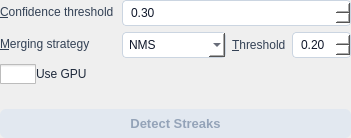
The window that src/startrails/ui/step_detect_streaks.ui (gkyle/startrails) describes before a commit, drawn with Qt 5.
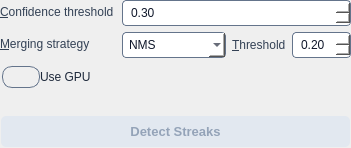
The same window after the commit. Icons and pictures are not drawn.

```diff
--- a/src/startrails/ui/step_detect_streaks.ui
+++ b/src/startrails/ui/step_detect_streaks.ui
@@ -9,7 +9,7 @@
 }
 QDoubleSpinBox, QSpinBox, QComboBox, QLineEdit {
     background-color: #ffffff;
-    border: 1px solid #cbd5e1;
+    border: 1px solid #64748b;
     border-radius: 4px;
     padding: 4px 6px;
     font-size: 12px;
@@ -22,19 +22,20 @@
     font-size: 12px;
     color: #1e293b;
     spacing: 6px;
+    border: 2px solid transparent;
 }
 QLabel#error {
     font-size: 11px;
-    color: #ef4444;
+    color: #b91c1c;
 }
 QPushButton#run {
     font-weight: bold;
-    background-color: #0284c7;
+    background-color: #0369a1;
     color: #ffffff;
     padding: 7px 12px;
     border-radius: 6px;
     font-size: 13px;
-    border: none;
+    border: 2px solid transparent;
 }
 QPushButton#run:hover {
     background-color: #0369a1;
@@ -42,7 +43,11 @@
 QPushButton#run:disabled {
     background-color: #e2e8f0;
     color: #94a3b8;
-}</string>
+}
+QCheckBox:focus:enabled { border-color: #0f172a; }
+QPushButton#run:focus:enabled { border-color: #ffffff; }
+QDoubleSpinBox::up-arrow, QSpinBox::up-arrow { image: url(:/startrails/ui/arrow_up.svg); width: 10px; height: 6px; }
+QDoubleSpinBox::down-arrow, QSpinBox::down-arrow { image: url(:/startrails/ui/arrow_down.svg); width: 10px; height: 6px; }</string>
   </property>
   <layout class="QVBoxLayout" name="layout">
    <property name="spacing">
@@ -162,8 +167,10 @@
       <string>Use GPU</string>
      </property>
      <property name="styleSheet">
-      <string notr="true">QCheckBox#useGPU { spacing: 0px; }
-    QCheckBox#useGPU::indicator { width: 36px; height: 20px; }
+      <string notr="true">QCheckBox#useGPU { spacing: 0px;
+    border: 2px solid transparent;
+}
+    QCheckBox#useGPU::indicator { width: 36px; height: 20px;  border: 1px solid #64748b; border-radius: 10px; }
     QCheckBox#useGPU::indicator:unchecked { image: url(:/startrails/ui/switch_off.png); }
     QCheckBox#useGPU::indicator:checked { image: url(:/startrails/ui/switch_on.png); }</string>
      </property>
```
Left out of the diff: 8 changed lines with no effect on the pictures.
